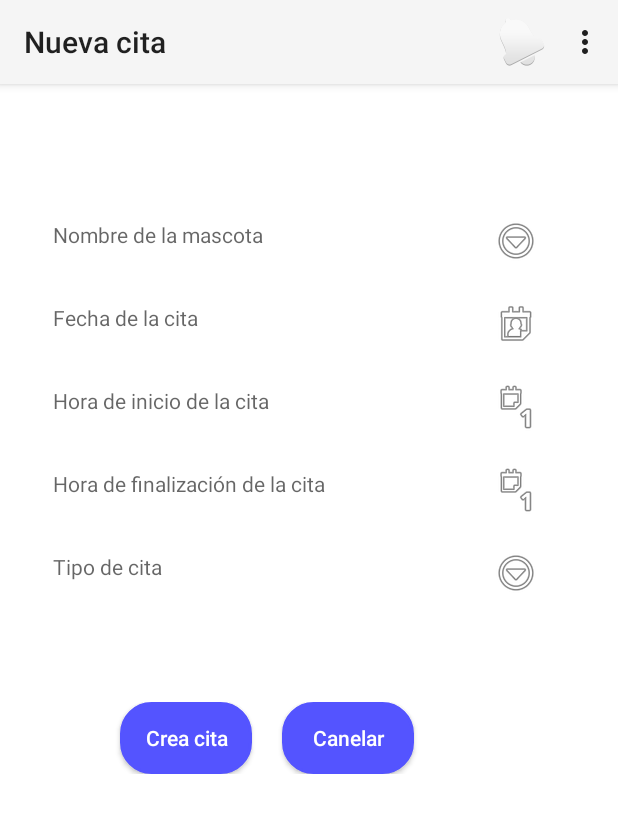
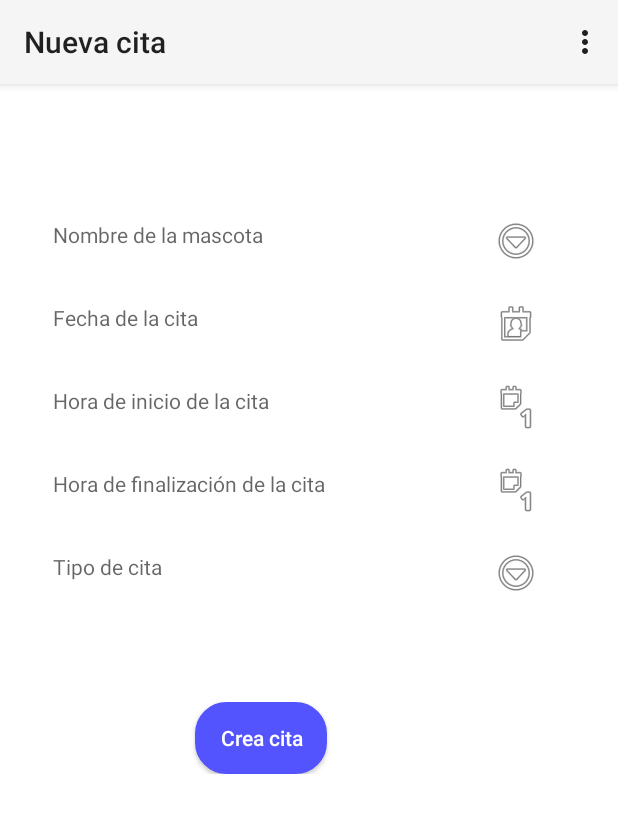
Before and after one commit to edum17/Pet-Agenda, an Android app: the fragment NuevaCita shown on its own in the app's theme, on a phone screen of 412 x 824 dp. Shown: the top 813 px of the screen. Run offline under Robolectric (Android 15) with nearby library versions, the phone set to English and light mode, and no system bars.

Commit message:
Listar funcionando, notificaciones no

```diff
--- a/ControlMascotas/app/src/main/java/com/example/german/controlmascotas/DBHelper.java
+++ b/ControlMascotas/app/src/main/java/com/example/german/controlmascotas/DBHelper.java
@@ -34,6 +34,7 @@ public class DBHelper extends SQLiteOpenHelper {
     public static final String CN_DiaC = "_diaC";
     public static final String CN_MesC = "_mesC";
     public static final String CN_AnyC = "_anyC";
+    public static final String CN_FechaFiltro = "_fechaFil";
     public static final String CN_HoraIniC = "_horaIni";
     public static final String CN_HoraFinC = "_horaFin";
     public static final String CN_TipoC = "_tipoC";
@@ -58,12 +59,13 @@ public class DBHelper extends SQLiteOpenHelper {
     public static final String CREA_TABLA_TIPO_CITA = "CREATE TABLE " + TABLA_TIPO_CITA + "(" +
             CN_NomTC + " TEXT PRIMARY KEY);";
 
-    public static final String CREA_TABLA_EVENTOS = "CREATE TABLE " + TABLA_CITA + "(" +
+    public static final String CREA_TABLA_CITAS = "CREATE TABLE " + TABLA_CITA + "(" +
             CN_idMC + " INTEGER NOT NULL, " +
             CN_FechaC + " TEXT NOT NULL, " +
             CN_DiaC + " INTEGER NOT NULL, " +
             CN_MesC + " INTEGER NOT NULL, " +
             CN_AnyC + " INTEGER NOT NULL, " +
+            CN_FechaFiltro + " TEXT NOT NULL, " +
             CN_HoraIniC + " TEXT NOT NULL, " +
             CN_HoraFinC + " TEXT NOT NULL, " +
             CN_TipoC + " TEXT NOT NULL, " +
@@ -84,7 +86,7 @@ public class DBHelper extends SQLiteOpenHelper {
     public void onCreate(SQLiteDatabase db) {
         db.execSQL(CREA_TABLA_MASCOTAS);
         db.execSQL(CREA_TABLA_TIPO_CITA);
-        db.execSQL(CREA_TABLA_EVENTOS);
+        db.execSQL(CREA_TABLA_CITAS);
         insertarMascota1(db);
         insertarMascota2(db);
         insertarTiposCita(db);
@@ -158,6 +160,7 @@ public class DBHelper extends SQLiteOpenHelper {
         cita.put(CN_DiaC, 6);
         cita.put(CN_MesC, 6);
         cita.put(CN_AnyC, 2016);
+        cita.put(CN_FechaFiltro, "2016-06-06");
         cita.put(CN_HoraIniC, "08:00");
         cita.put(CN_HoraFinC, "09:00");
         cita.put(CN_TipoC, "Vacunación");
@@ -170,6 +173,7 @@ public class DBHelper extends SQLiteOpenHelper {
         cita.put(CN_DiaC,9);
         cita.put(CN_MesC, 6);
         cita.put(CN_AnyC, 2016);
+        cita.put(CN_FechaFiltro, "2016-06-09");
         cita.put(CN_HoraIniC, "09:00");
         cita.put(CN_HoraFinC, "09:30");
         cita.put(CN_TipoC, "Desparacitación");
@@ -182,6 +186,7 @@ public class DBHelper extends SQLiteOpenHelper {
         cita.put(CN_DiaC,12);
         cita.put(CN_MesC,6);
         cita.put(CN_AnyC, 2016);
+        cita.put(CN_FechaFiltro, "2016-06-12");
         cita.put(CN_HoraIniC, "09:00");
         cita.put(CN_HoraFinC, "09:30");
         cita.put(CN_TipoC,"Veterinario");
@@ -194,6 +199,7 @@ public class DBHelper extends SQLiteOpenHelper {
         cita.put(CN_DiaC,12);
         cita.put(CN_MesC,6);
         cita.put(CN_AnyC,2016);
+        cita.put(CN_FechaFiltro, "2016-06-12");
         cita.put(CN_HoraIniC, "09:30");
         cita.put(CN_HoraFinC, "10:00");
         cita.put(CN_TipoC,"Peluquería");
@@ -206,6 +212,7 @@ public class DBHelper extends SQLiteOpenHelper {
         cita.put(CN_DiaC,13);
         cita.put(CN_MesC,11);
         cita.put(CN_AnyC,2016);
+        cita.put(CN_FechaFiltro, "2016-11-13");
         cita.put(CN_HoraIniC, "09:30");
         cita.put(CN_HoraFinC, "10:00");
         cita.put(CN_TipoC,"Adiestrador");
@@ -218,6 +225,7 @@ public class DBHelper extends SQLiteOpenHelper {
         cita.put(CN_DiaC,15);
         cita.put(CN_MesC,6);
         cita.put(CN_AnyC,2016);
+        cita.put(CN_FechaFiltro, "2016-06-15");
         cita.put(CN_HoraIniC, "07:00");
         cita.put(CN_HoraFinC, "08:00");
         cita.put(CN_TipoC,"Adiestrador");
--- a/ControlMascotas/app/src/main/java/com/example/german/controlmascotas/NuevaCita.java
+++ b/ControlMascotas/app/src/main/java/com/example/german/controlmascotas/NuevaCita.java
@@ -12,26 +12,19 @@ import android.app.TimePickerDialog;
 import android.content.Context;
 import android.content.DialogInterface;
 import android.content.Intent;
-import android.graphics.drawable.BitmapDrawable;
+import android.graphics.BitmapFactory;
 import android.os.Bundle;
-import android.provider.ContactsContract;
 import android.support.annotation.Nullable;
-import android.support.v4.app.FragmentActivity;
 import android.support.v4.app.NotificationCompat;
-import android.view.ContextThemeWrapper;
-import android.view.Display;
 import android.view.LayoutInflater;
 import android.view.Menu;
 import android.view.MenuInflater;
 import android.view.MenuItem;
 import android.view.View;
 import android.view.ViewGroup;
-import android.view.WindowManager;
-import android.widget.BaseAdapter;
 import android.widget.Button;
 import android.widget.DatePicker;
 import android.widget.ImageButton;
-import android.widget.ListView;
 import android.widget.TextView;
 import android.widget.TimePicker;
 import android.widget.Toast;
@@ -42,7 +35,6 @@ import java.util.ArrayList;
 import java.util.Calendar;
 import java.util.Date;
 import java.util.GregorianCalendar;
-import java.util.List;
 
 /**
  * Created by German on 10/05/2016.
@@ -56,14 +48,15 @@ public class NuevaCita extends Fragment{
 
     TextView nombre, fechaC, horaIni, horaFin, tipoC;
     ImageButton nombresM,fecha, horaI, horaF, tiposC;
-    Button butCrear,butCancelCrea;
+    Button butCrear;
+    String fechaFiltro;
     private CharSequence mTitle;
-    private static final int NOTIF_ALERTA_ID = 1;
+    public static final int NOTIFICACION_ID=1;
 
     @Nullable
     @Override
     public View onCreateView(LayoutInflater inflater, ViewGroup container, Bundle savedInstanceState) {
-        rootView = inflater.inflate(R.layout.lay_crear_cita, container, false);
+        rootView = inflater.inflate(R.layout.lay_nueva_cita, container, false);
         context = container.getContext();
 
         dbconeccion = new SQLControlador(context);
@@ -124,6 +117,27 @@ public class NuevaCita extends Fragment{
             @Override
             public void onClick(View v) {
                 addCita();
+                Intent intent= new Intent(context, MainActivity.class);
+                PendingIntent pendingIntent=PendingIntent.getActivity(context,0,intent,0);
+
+                //Construccion de la notificacion;
+                NotificationCompat.Builder builder= new NotificationCompat.Builder(context);
+                builder.setSmallIcon(R.drawable.ic_notifications);
+                builder.setContentIntent(pendingIntent);
+                builder.setAutoCancel(true);
+                //Imagen de la app
+                builder.setLargeIcon(BitmapFactory.decodeResource(getResources(), R.mipmap.img_def_00));
+                //Titulo de la notificacion
+                builder.setContentTitle("Notificacion Basica");
+                //Contenido de la app
+                builder.setContentText("Momento para aprender mas sobre Android!");
+                //Subcontenido de la app
+                builder.setSubText("Toca para ver la documentacion acerca de Anndroid.");
+
+                //Enviar la notificacion
+                NotificationManager notificationManager= (NotificationManager)getActivity().getSystemService(Context.NOTIFICATION_SERVICE);
+                notificationManager.notify(NOTIFICACION_ID,builder.build());
+
                 FragmentManager fragmentManager = getFragmentManager();
                 FragmentTransaction fragmentTransaction = fragmentManager.beginTransaction();
                 Fragment agenda = new Agenda();
@@ -150,7 +164,7 @@ public class NuevaCita extends Fragment{
     @Override
     public void onCreateOptionsMenu(Menu menu, MenuInflater inflater) {
         restoreActionBar();
-        inflater.inflate(R.menu.menu_crear_cita, menu);
+        inflater.inflate(R.menu.menu_nueva_cita, menu);
         super.onCreateOptionsMenu(menu, inflater);
     }
 
@@ -167,31 +181,7 @@ public class NuevaCita extends Fragment{
             return true;
         }
         else if (id == R.id.action_settings_NuevaCita) {
-            /*
-            Toast.makeText(getActivity(), "NOTIFICATIONS", Toast.LENGTH_SHORT).show();
-            NotificationCompat.Builder mBuilder =
-                    new NotificationCompat.Builder(context)
-                            .setSmallIcon(android.R.drawable.stat_sys_warning)
-                            .setLargeIcon((((BitmapDrawable)getResources()
-                                    .getDrawable(R.drawable.ic_notifications)).getBitmap()))
-                            .setContentTitle("Mensaje de Alerta")
-                            .setContentText("Ejemplo de notificación.")
-                            .setContentInfo("4")
-                            .setTicker("Alerta!");
-
-            Intent notIntent =
-                    new Intent(context, MainActivity.class);
-
-            PendingIntent contIntent = PendingIntent.getActivity(
-                    context, 0, notIntent, 0);
-
-            mBuilder.setContentIntent(contIntent);
-
-            NotificationManager mNotificationManager =
-                    (NotificationManager) getActivity().getSystemService(Context.NOTIFICATION_SERVICE);
-
-            mNotificationManager.notify(NOTIF_ALERTA_ID, mBuilder.build());
-            */
+            NotificationActivity nn = new NotificationActivity();
         }
         return super.onOptionsItemSelected(item);
     }
@@ -232,6 +222,11 @@ public class NuevaCita extends Fragment{
         DatePickerDialog mDatePicker=new DatePickerDialog(context, new DatePickerDialog.OnDateSetListener() {
             public void onDateSet(DatePicker datepicker, int selectedyear, int selectedmonth, int selectedday) {
                 // TODO Auto-generated method stub
+                fechaFiltro = selectedyear + "-";
+                if ((selectedmonth+1) < 10) fechaFiltro += "0" + (selectedmonth+1) + "-";
+                else fechaFiltro += (selectedmonth+1) + "-";
+                if (selectedday < 10) fechaFiltro += "0" + selectedday;
+                else fechaFiltro += selectedday;
                 String date = selectedday + "/" + (selectedmonth+1) + "/" + selectedyear;
                 TextView textViewFechaC = (TextView) rootView.findViewById(R.id.textViewFechaCita);
                 textViewFechaC.setText(date);
@@ -358,6 +353,7 @@ public class NuevaCita extends Fragment{
         e.setDiaC(getDia(fechaC.getText().toString()));
         e.setMesC(getMes(fechaC.getText().toString()));
         e.setAnyC(getAny(fechaC.getText().toString()));
+        e.setFechaFiltro(fechaFiltro);
         e.setHoraIni(horaIni.getText().toString());
         e.setHoraFin(horaFin.getText().toString());
         e.setTipo(tipoC.getText().toString());
--- a/ControlMascotas/app/src/main/res/layout/lay_crear_cita.xml
+++ b/ControlMascotas/app/src/main/res/layout/lay_nueva_cita.xml
@@ -159,24 +159,12 @@
             android:text="@string/butCrea"
             android:textColor="@color/Blanco"
             android:id="@+id/butCrea"
-            android:layout_marginLeft="80dp"
+            android:layout_marginLeft="130dp"
             android:onClick="addCita()"
             android:textAllCaps="false"
             android:background="@drawable/btn_style"
             android:layout_gravity="center_horizontal" />
 
-
-        <Button
-            android:layout_width="wrap_content"
-            android:layout_height="wrap_content"
-            android:text="@string/butCancelaCrea"
-            android:textColor="@color/Blanco"
-            android:id="@+id/butCancelaCrea"
-            android:layout_marginLeft="20dp"
-            android:onClick=""
-            android:textAllCaps="false"
-            android:background="@drawable/btn_style"
-            android:layout_gravity="center_horizontal" />
     </LinearLayout>
 
 </LinearLayout>
--- a/ControlMascotas/app/src/main/res/menu/menu_crear_cita.xml
+++ b/ControlMascotas/app/src/main/res/menu/menu_nueva_cita.xml
@@ -7,10 +7,4 @@
         android:orderInCategory="100"
         android:showAsAction="never"
         />
-
-    <item android:id="@+id/notificacion"
-        android:icon="@android:drawable/ic_popup_reminder"
-        android:title="@string/butNotificacion"
-        android:orderInCategory="2"
-        android:showAsAction="ifRoom"/>
 </menu>
--- a/ControlMascotas/app/src/main/res/values/strings.xml
+++ b/ControlMascotas/app/src/main/res/values/strings.xml
@@ -34,11 +34,10 @@
     //Agenda
     <string name="butCrearCita">Crear cita</string>
 
-    //Crear cita
-    <string name="activity_crear_cita">Crear cita</string>
+    //Nueva cita
+    <string name="activity_crear_cita">Nueva cita</string>
     <string name="butCrea">Crea cita</string>
-    <string name="butCancelaCrea">Canelar</string>
-    <string name="butNotificacion"></string>
+    <string name="butNotificaCita">Notifica cita</string>
     <string name="action_settings_CrearCita">Ayuda</string>
 
 
```
Also changed, not shown: ControlMascotas/app/src/main/java/com/example/german/controlmascotas/Cita.java (+10 -0 lines), ControlMascotas/app/src/main/java/com/example/german/controlmascotas/ConsultarCita.java (+3 -9 lines), ControlMascotas/app/src/main/java/com/example/german/controlmascotas/ListaMascotas.java (+18 -4 lines), ControlMascotas/app/src/main/java/com/example/german/controlmascotas/NotificationActivity.java (added, +50 -0 lines), ControlMascotas/app/src/main/java/com/example/german/controlmascotas/SQLControlador.java (+3 -11 lines), ControlMascotas/app/src/main/res/layout/lay_consultar_cita.xml (+1 -13 lines).
